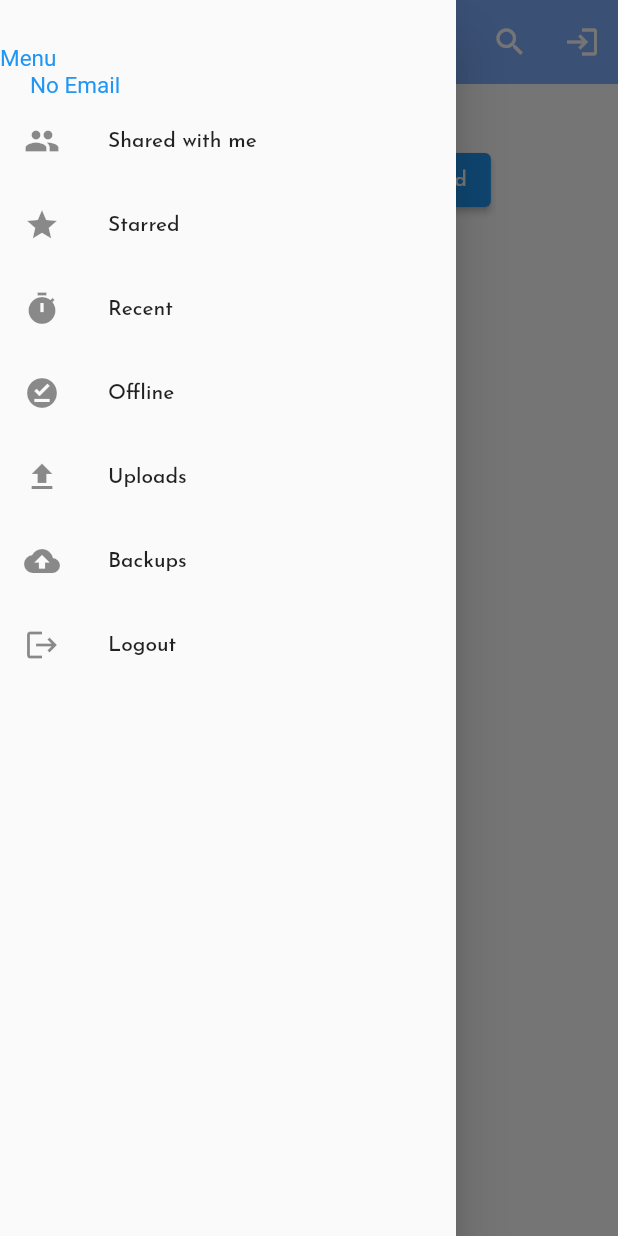
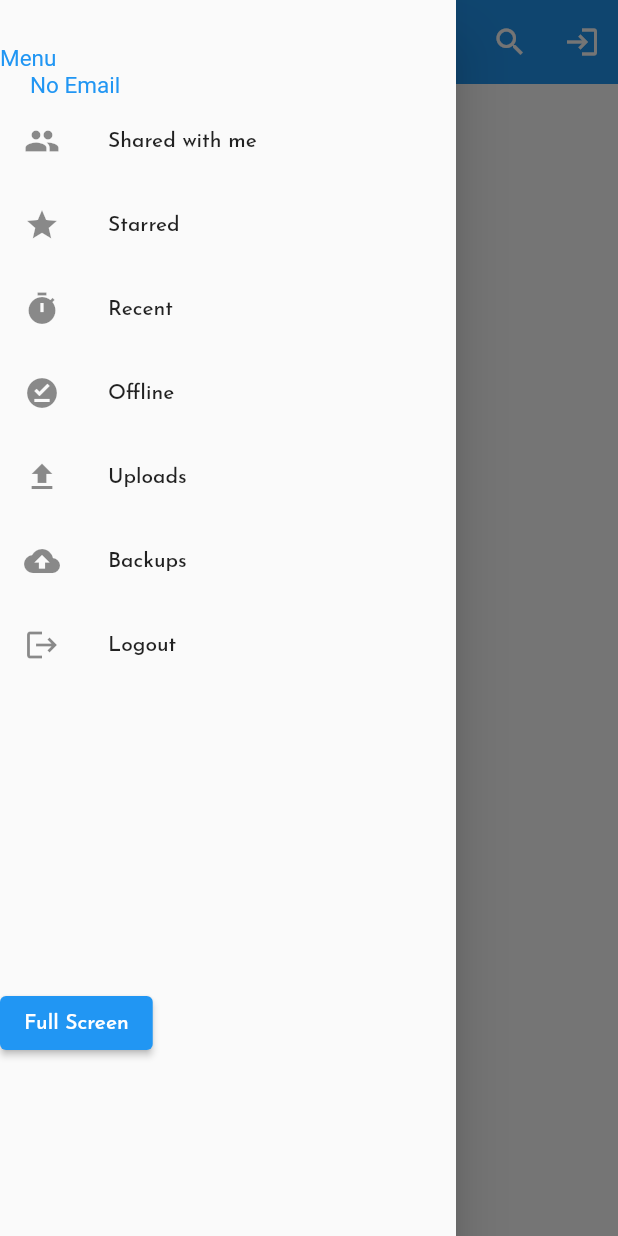
Before and after one commit to centurynine/Flutter-Project, a Flutter app: the screen it shows after launch, with the side drawer open, on a phone screen of 412 x 824 dp. Run offline on Flutter 3.47's test engine with Material 2 defaults, Android fonts, the phone set to English and light mode, and no system bars; our stand-ins replace firebase_auth, firebase_core, google_fonts; accounts and stored records are empty; Roboto replaces fonts that are missing (Kanit).

Commit message:
เพิ่ม FullScreen

```diff
--- a/project/lib/body.dart
+++ b/project/lib/body.dart
@@ -20,15 +20,7 @@ class Body extends StatelessWidget {
                 ?.copyWith(fontWeight: FontWeight.bold),
                 ),
           ),
-          Row(
-            mainAxisAlignment: MainAxisAlignment.spaceEvenly,
-            children: <Widget>[
-              ElevatedButton(onPressed: () {},
-               child: const Text('ถ่ายรูป')),
-               ElevatedButton(onPressed: () {},
-               child: const Text('Enabled'))
-            ],
-          ),
+
       ],
 
     );
--- a/project/lib/home.dart
+++ b/project/lib/home.dart
@@ -1,17 +1,19 @@
 import 'package:firebase_auth/firebase_auth.dart';
 import 'package:flutter/material.dart';
+import 'package:flutter/services.dart';
 import 'package:google_fonts/google_fonts.dart';
 import 'package:project/body.dart';
 import 'package:project/login.dart';
 import 'package:firebase_core/firebase_core.dart';
+bool fullScreen = false;
+String screenText = 'Full Screen';
 String showEmail = userEmail.toString();
-void main(){
+void main() {
   runApp(MyApp());
 }
 
 /// App Widget
 class MyApp extends StatefulWidget {
-
   /// Initialize app
   MyApp();
   @override
@@ -35,9 +37,7 @@ class _MyAppState extends State<MyApp> {
       );
 }
 
-
 class Homepage extends StatefulWidget {
-
   @override
   _HomepageState createState() => _HomepageState();
 }
@@ -45,10 +45,9 @@ class Homepage extends StatefulWidget {
 class _HomepageState extends State<Homepage> {
   @override
   Widget build(BuildContext context) {
-
     return Scaffold(
       appBar: AppBar(
-        backgroundColor: Color.fromARGB(255, 126, 174, 255),
+        backgroundColor: Colors.blue,
         title: const Text(
           " Apple Store",
           style: TextStyle(color: Colors.white),
@@ -73,23 +72,25 @@ class _HomepageState extends State<Homepage> {
       drawer: Drawer(
         child: ListView(
           children: <Widget>[
+            Container(height: 30.0),
             Container(
-              height: 30.0
-            ),
-            Container(
-              child: Text("Menu",
+              child: Text(
+                "Menu",
                 style: GoogleFonts.kanit(
                   fontSize: 15,
                   color: Colors.blue,
-          ),),
+                ),
+              ),
             ),
             Container(
               margin: EdgeInsets.only(left: 20.0),
-              child: Text(userEmail.toString(),
+              child: Text(
+                userEmail.toString(),
                 style: GoogleFonts.kanit(
                   fontSize: 15,
                   color: Colors.blue,
-          ),),
+                ),
+              ),
             ),
             ListTile(
               title: Text('Shared with me'),
@@ -141,15 +142,28 @@ class _HomepageState extends State<Homepage> {
                 _signOut();
               },
             ),
+            const SizedBox(
+              height: 200,
+            ),
+            Row(
+            mainAxisAlignment: MainAxisAlignment.start,
+            children: <Widget>[
+              ElevatedButton(
+                onPressed: () {
+                screen();
+              },
+               child: Text(screenText)),
+            ],
+          ),
           ],
         ),
       ),
     );
   }
 
-    Future <LoginPage> _signOut()  async{
+  Future<LoginPage> _signOut() async {
     await FirebaseAuth.instance.signOut();
-    if(status == 1){
+    if (status == 1) {
       status = 0;
       statusText = 'Loged out';
       setState(() {
@@ -157,36 +171,52 @@ class _HomepageState extends State<Homepage> {
         showAlertDialog(context);
         gotoHomepage(context);
       });
-      ;
-      }
-      else {
+    } else {
       print('คุณออกจากระบบอยู่แล้ว');
     }
     return new LoginPage();
   }
 
+  screen(){
+    if (fullScreen == false){
+      fullScreen = true;
+      setState(() {
+        screenText = 'Normal Screen';
+      });
+      SystemChrome.setEnabledSystemUIOverlays([SystemUiOverlay.bottom]);
+      }
+    else {
+      fullScreen = false;
+      setState(() {
+      screenText = 'Full Screen';
+      });
+      SystemChrome.setEnabledSystemUIOverlays(SystemUiOverlay.values);
+    }
+  }
+  }
 
- showAlertDialog(BuildContext context){
-      AlertDialog alert=AlertDialog(
+  showAlertDialog(BuildContext context) {
+    AlertDialog alert = AlertDialog(
       content: Row(
         children: [
-               CircularProgressIndicator(),
-               Container(margin: EdgeInsets.only(left: 5),child:Text("กำลังออกจากระบบ" )),
-            ],),
+          const CircularProgressIndicator(),
+          Container(
+              margin: EdgeInsets.only(left: 5), child: Text("กำลังออกจากระบบ")),
+        ],
+      ),
     );
-      showDialog(barrierDismissible: false,
-        context:context,
-        builder:(BuildContext context){
+    showDialog(
+      barrierDismissible: false,
+      context: context,
+      builder: (BuildContext context) {
         return alert;
       },
     );
   }
 
-gotoHomepage(BuildContext context){
+  gotoHomepage(BuildContext context) {
     Navigator.push(
       context,
       MaterialPageRoute(builder: (context) => Homepage()),
     );
   }
-
-}
--- a/project/lib/login.dart
+++ b/project/lib/login.dart
@@ -18,7 +18,6 @@ class _LoginPageState extends State<LoginPage> {
   String? email;
   String? password;
   final auth = FirebaseAuth.instance;
-
   @override
   Widget build(BuildContext context) {
     return Scaffold(
--- a/project/lib/main.dart
+++ b/project/lib/main.dart
@@ -11,6 +11,7 @@ void main() async {
   WidgetsFlutterBinding.ensureInitialized();
   await Firebase.initializeApp();
   runApp(MyApp());
+
 }
 
 class MyApp extends StatelessWidget {
@@ -21,7 +22,6 @@ class MyApp extends StatelessWidget {
   Widget build(BuildContext context) {
     return buildMaterialApp();
   }
-
   MaterialApp buildMaterialApp() {
     return MaterialApp(
       title: 'Flutter Demo',
@@ -46,4 +46,5 @@ class MyApp extends StatelessWidget {
       },
     );
   }
+
 }
```
Lines whose indentation alone changed are shown as unchanged.
